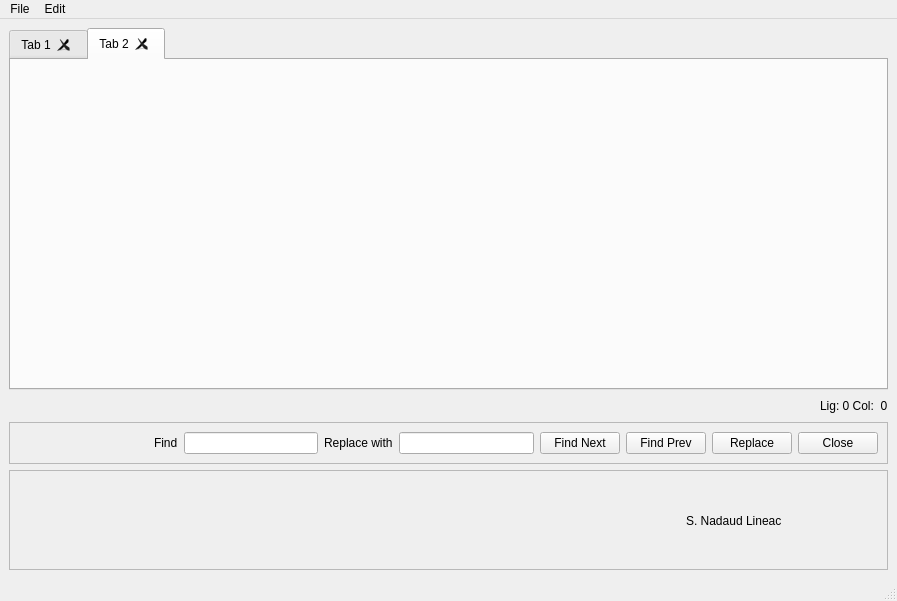
Before: the Qt Designer form mainwindow.ui in caytro/LineacTextEditor, drawn with Qt 5.
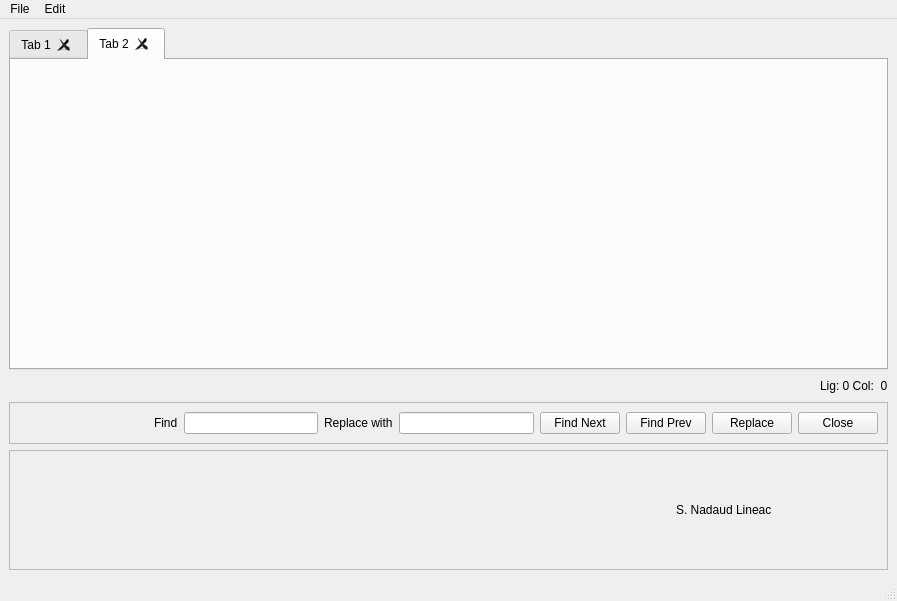
After: the same form once the commit is applied. Icons and pictures are not drawn.

Commit message: Fix bug display bottom frame

The edit to the form file:
```diff
--- a/mainwindow.ui
+++ b/mainwindow.ui
@@ -186,15 +186,8 @@
         <property name="frameShadow">
          <enum>QFrame::Raised</enum>
         </property>
-        <widget class="QWidget" name="">
-         <property name="geometry">
-          <rect>
-           <x>610</x>
-           <y>0</y>
-           <width>269</width>
-           <height>102</height>
-          </rect>
-         </property>
+        <layout class="QHBoxLayout" name="horizontalLayout_4">
+         <item>
          <layout class="QHBoxLayout" name="horizontalLayout_3">
           <item>
            <spacer name="horizontalSpacer_3">
@@ -239,7 +232,8 @@
            </widget>
           </item>
          </layout>
-        </widget>
+         </item>
+        </layout>
        </widget>
       </item>
      </layout>
```
Lines whose indentation alone changed are shown as unchanged.
